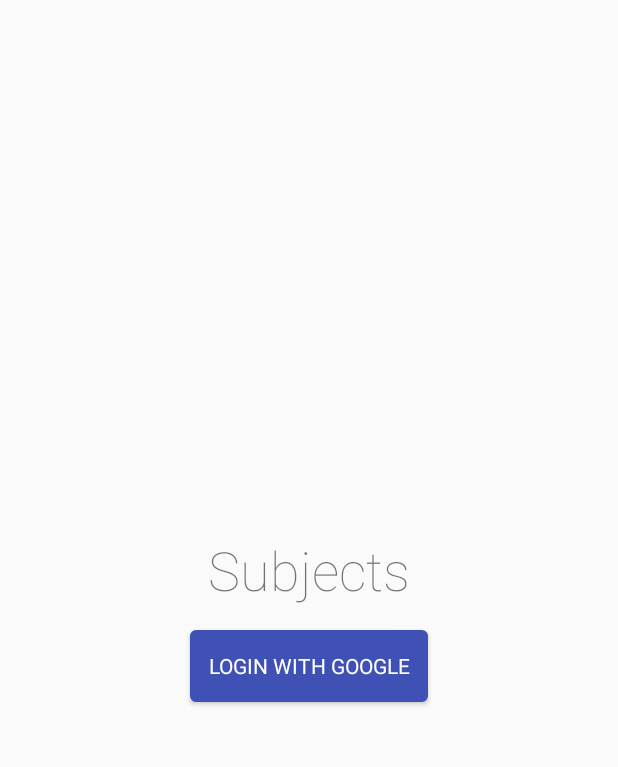
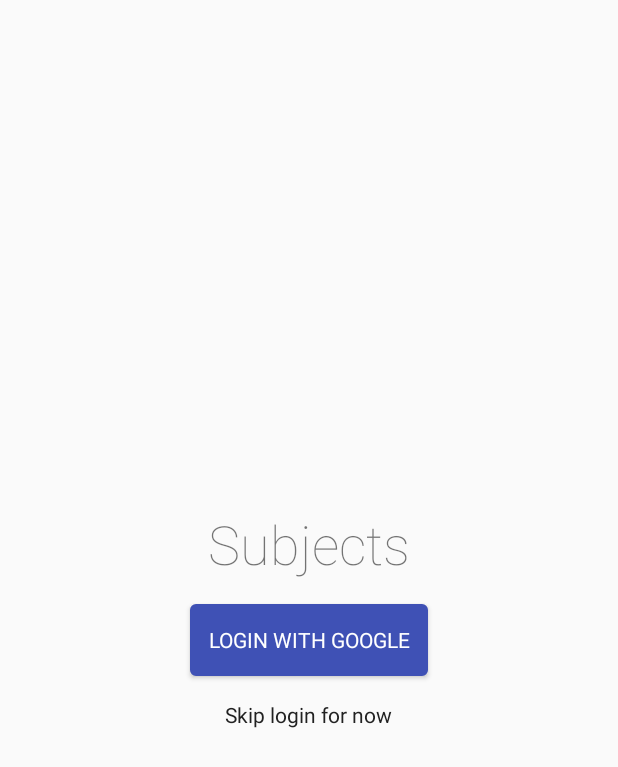
Before and after one commit to blaZ3/Subjects, an Android app: the screen it shows after launch (MainActivity), on a phone screen of 412 x 824 dp. Shown: the top 767 px of the screen. Run offline under Robolectric (Android 15) with nearby library versions, the phone set to English and light mode, and no system bars; our stand-ins replace Firebase (no records; nobody signed in at launch, a user with empty details on screens opened directly), Room's generated code, data binding; libraries missing offline, so code that uses them is left out: com.firebase.ui.

Commit message:
added login skip

```diff
--- a/app/src/main/java/com/example/subjects/MainActivity.java
+++ b/app/src/main/java/com/example/subjects/MainActivity.java
@@ -37,29 +37,45 @@ public class MainActivity extends BaseActivity {
         super.onCreate(savedInstanceState);
         dataBinding = DataBindingUtil.setContentView(this, R.layout.activity_main);
 
-        // Choose authentication providers
-        final List<AuthUI.IdpConfig> providers = Arrays.asList(
-                new AuthUI.IdpConfig.Builder(AuthUI.GOOGLE_PROVIDER).build());
 
         if (MainApplication.getSharedPref().getString(AppConstants.PREF_LOGGED_IN, "").equals("")){
-            dataBinding.btnLogin.setOnClickListener(new View.OnClickListener() {
-                @Override
-                public void onClick(View v) {
-                    // Create and launch sign-in intent
-                    startActivityForResult(
-                            AuthUI.getInstance()
-                                    .createSignInIntentBuilder()
-                                    .setAvailableProviders(providers)
-                                    .build(),
-                            RC_SIGN_IN);
-                }
-            });
+            dataBinding.btnLogin.setOnClickListener(loginClickListener);
         }else {
             HomeActivity.start(MainActivity.this);
             finish();
         }
 
+        dataBinding.txtSkipLogin.setOnClickListener(skipClickListener);
     }
+
+    View.OnClickListener skipClickListener = new View.OnClickListener() {
+        @Override
+        public void onClick(View v) {
+            MainApplication.getSharedPref()
+                    .edit()
+                    .putString(AppConstants.PREF_LOGGED_IN, "true")
+                    .commit();
+
+            HomeActivity.start(MainActivity.this);
+            finish();
+        }
+    };
+
+    View.OnClickListener loginClickListener = new View.OnClickListener() {
+        @Override
+        public void onClick(View v) {
+            // Choose authentication providers
+            final List<AuthUI.IdpConfig> providers = Arrays.asList(
+                    new AuthUI.IdpConfig.Builder(AuthUI.GOOGLE_PROVIDER).build());
+
+            startActivityForResult(
+                    AuthUI.getInstance()
+                            .createSignInIntentBuilder()
+                            .setAvailableProviders(providers)
+                            .build(),
+                    RC_SIGN_IN);
+        }
+    };
 
     @Override
     protected void onActivityResult(int requestCode, int resultCode, Intent data) {
--- a/app/src/main/java/com/example/subjects/app/home/HomeActivity.java
+++ b/app/src/main/java/com/example/subjects/app/home/HomeActivity.java
@@ -90,7 +90,7 @@ public class HomeActivity extends BaseActivity implements HomeView {
                 DrawingBoardActivity.start(HomeActivity.this);
                 break;
             case R.id.action_home_logout:
-                makeToast("Logging you out");
+                makeToast("Logging you out, please wait...");
                 AuthUI.getInstance()
                         .signOut(this)
                         .addOnCompleteListener(new OnCompleteListener<Void>() {
--- a/app/src/main/res/layout/activity_main.xml
+++ b/app/src/main/res/layout/activity_main.xml
@@ -32,6 +32,15 @@
             android:layout_marginTop="16dp"
             android:text="Login with google"/>
 
+        <TextView
+            android:id="@+id/txt_skip_login"
+            android:layout_width="wrap_content"
+            android:layout_height="wrap_content"
+            android:layout_marginTop="16dp"
+            android:fontFamily="@font/roboto_regular"
+            android:textColor="@color/text"
+            android:text="Skip login for now"/>
+
     </LinearLayout>
 
 </layout>
```
